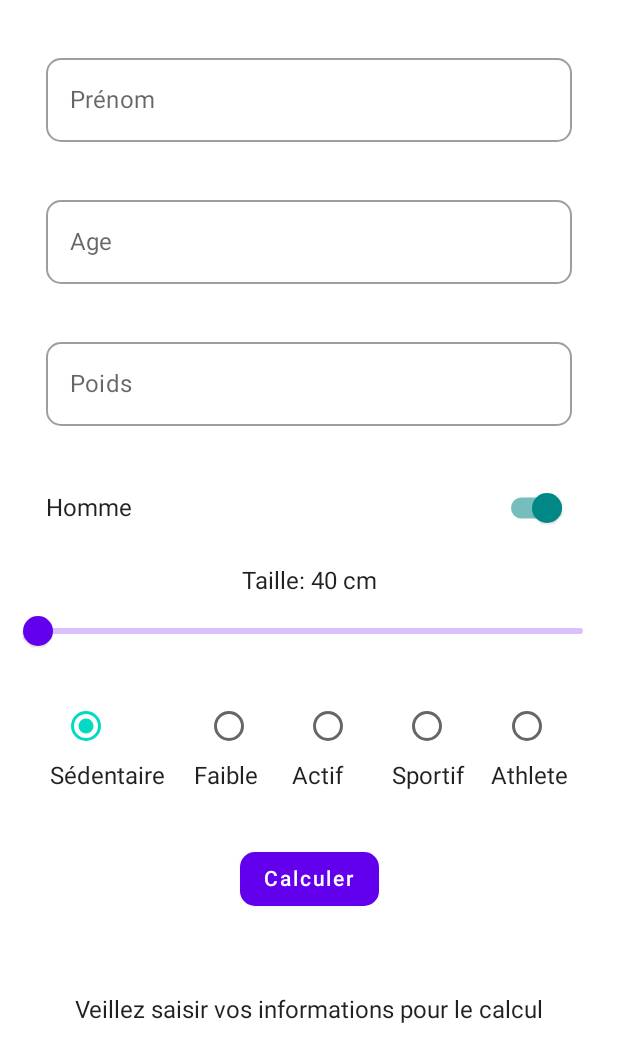
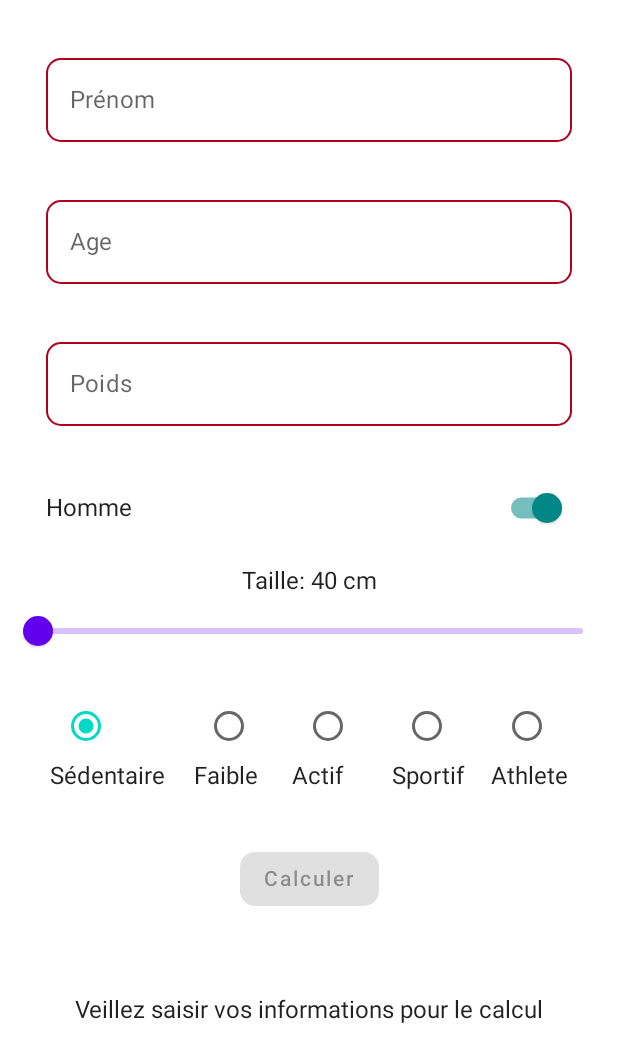
Before and after one commit to Florentin-Cambou/ImcCalculator, an Android app built with Jetpack Compose: the screen it shows after launch (MainActivity), on a phone screen of 412 x 824 dp. Shown: the top 1062 px of the screen. Run offline under Robolectric (Android 15) with nearby library versions, the phone set to English and light mode, and no system bars.

Commit message:
Add a exception in OutlinedTextField if not contains string. button calculate is not activate
create a regex string -> a-zA-Z
create a regex Int -> 0-9

```diff
--- a/app/src/main/java/com/wiapp/imccalculator/MainActivity.kt
+++ b/app/src/main/java/com/wiapp/imccalculator/MainActivity.kt
@@ -101,6 +101,7 @@ fun Body() {
 @Composable
 fun OutLinedTextFieldName(valueTextFieldName: String,onChangedTextFieldName: (String) -> Unit){
     OutlinedTextField(
+        isError = (valueTextFieldName == ""),
         label = { Text(text = "Prénom")},
         value = valueTextFieldName,
         onValueChange = onChangedTextFieldName,
@@ -115,6 +116,7 @@ fun OutLinedTextFieldName(valueTextFieldName: String,onChangedTextFieldName: (St
 @Composable
 fun OutLinedTextFieldAge(valueTextFieldAge: String, onChangedTextFieldAge: (String) -> Unit){
     OutlinedTextField(
+        isError = (valueTextFieldAge == "") ,
         label = { Text(text = "Age")},
         value = valueTextFieldAge ,
         onValueChange = onChangedTextFieldAge,
@@ -129,6 +131,7 @@ fun OutLinedTextFieldAge(valueTextFieldAge: String, onChangedTextFieldAge: (Stri
 @Composable
 fun OutLinedTextFieldWeight(valueTextFieldWeight: String, manager: FocusManager, onChangedTextFieldWeight: (String) -> Unit ){
     OutlinedTextField(
+        isError = valueTextFieldWeight == "",
         label = { Text(text = "Poids")},
         value = valueTextFieldWeight,
         onValueChange = onChangedTextFieldWeight,
@@ -219,9 +222,12 @@ fun SelectActivity(index: Int,list: List<String>, onClick: (Int) -> Unit){
 
 @Composable
 fun CalculateButton(nameForTextField: String,ageForTextField: String, manIsCheck: Boolean, activitySelectedIndex: Int, resultCalculImc: Double, weightForTextField: String, valueHeight: Float, onClick: (Double) -> Unit, resultCalculKcal: Double, onClickCalculKcal: (Double) -> Unit) {
+    val regexString = Regex("[a-zA-Z]")
+    val regexInt = Regex("[0-9]")
     Button(
         modifier = Modifier
             .padding(35.dp),
+        enabled = nameForTextField.contains(regex = regexString) && ageForTextField.contains(regex = regexInt) && weightForTextField.contains(regex = regexInt),
         onClick = {
             onClick(calculateImc(weightForTextField,valueHeight))
             onClickCalculKcal(calculateKcal(weightForTextField,valueHeight,ageForTextField,manIsCheck,activitySelectedIndex))
@@ -232,13 +238,13 @@ fun CalculateButton(nameForTextField: String,ageForTextField: String, manIsCheck
         if(resultCalculImc == 0.0){
             Text(text = "")
         }else{
-        Text(text = "$resultCalculImc")
+            Text(text = "Votre IMC est de: $resultCalculImc")
         }
 
         if(resultCalculKcal == 0.0){
             Text(text = "Veillez saisir vos informations pour le calcul")
         }else{
-        Text(text = "$nameForTextField Vous devez consommer ${resultCalculKcal.toInt()} Kcal par jours")
+            Text(text = "$nameForTextField Vous devez consommer ${resultCalculKcal.toInt()} Kcal par jours \npour garder votre poids de: $weightForTextField Kg")
         }
 }
 
```
Lines whose indentation alone changed are shown as unchanged.
